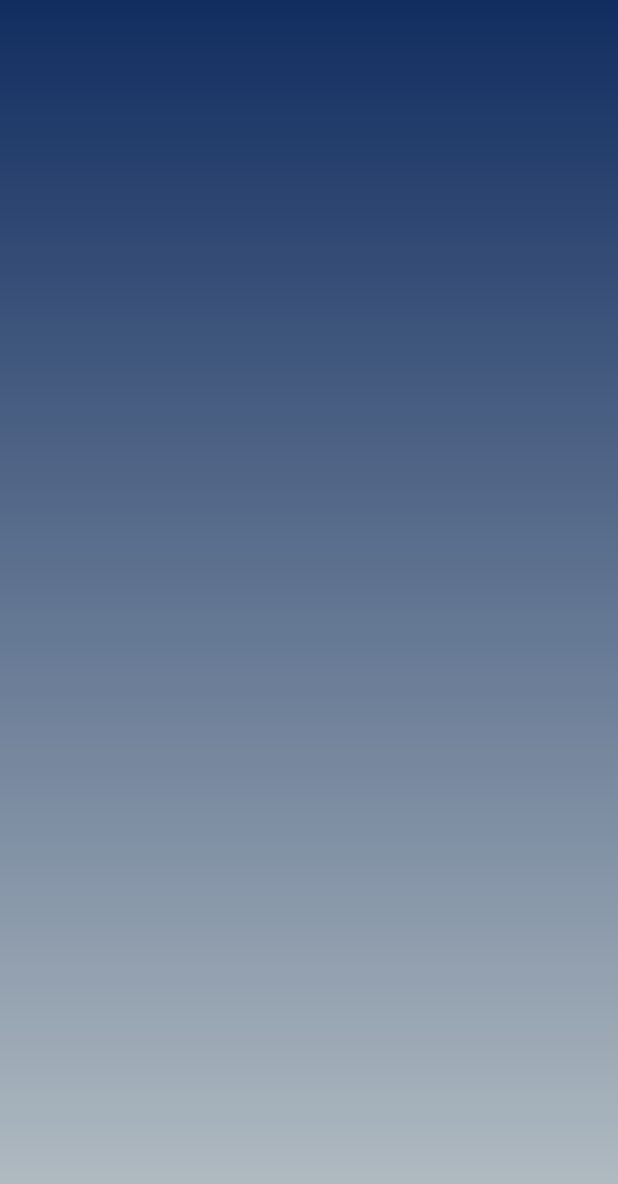
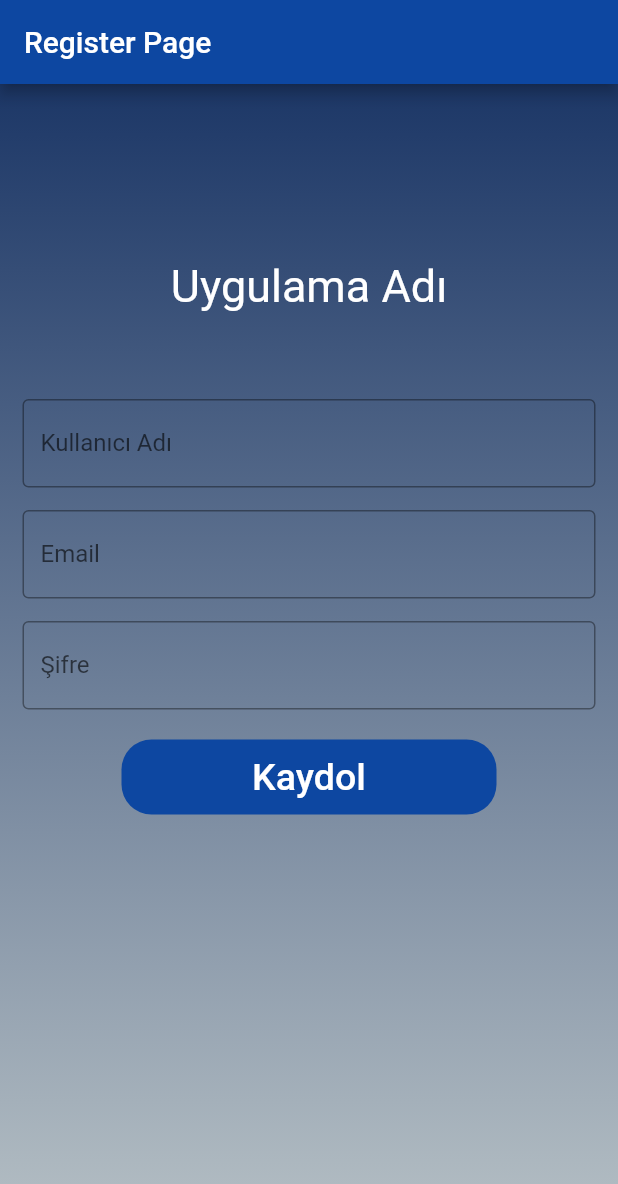
Before and after one commit to bernademir/Movie-Fragment, a Flutter app: the RegisterView screen opened directly, on a phone screen of 412 x 824 dp. Shown: the top 1184 px of the screen. Run offline on Flutter 3.47's test engine with Material 2 defaults, Android fonts, the light colour scheme and no system bars.

Commit message:
Register Page

```diff
--- a/lib/main.dart
+++ b/lib/main.dart
@@ -2,6 +2,7 @@
 import 'package:movie_fragment/ui/view/homePageView.dart';
 import 'package:movie_fragment/ui/view/movieDetailView.dart';
 import 'package:movie_fragment/ui/view/loginView.dart';
+import 'package:movie_fragment/ui/view/registerView.dart';
 
 void main() {
   runApp(MyApp());
@@ -13,7 +14,7 @@
     return MaterialApp(
       debugShowCheckedModeBanner: false,
       title: 'Flutter Demo',
-      home: LoginView(),
+      home: RegisterView(),
     );
   }
 }
--- a/lib/ui/view/registerView.dart
+++ b/lib/ui/view/registerView.dart
@@ -9,12 +9,85 @@
 }
 
 class _RegisterViewState extends State<RegisterView> {
-  @override
+   @override
   Widget build(BuildContext context) {
     return ContainerGradient.bgGradient(
       Scaffold(
-        backgroundColor: Colors.transparent,
+      backgroundColor: Colors.transparent,
+      appBar: AppBar(
+        title: Text("Register Page"),
+        backgroundColor: Colors.blue.shade900,
       ),
+      body: SingleChildScrollView(
+        child: Column(
+          children: <Widget>[
+            Padding(
+              padding: const EdgeInsets.only(top: 60.0),
+              child: Center(
+                child: Container(
+                    width: 200,
+                    height: 150,
+                    child: Center(
+                      child: Text(
+                        "Uygulama Adı",
+                        style: TextStyle(color: Colors.white, fontSize: 30),
+                      )
+                    ),
+                  ),
+              ),
+            ),
+            Padding(
+              padding: EdgeInsets.symmetric(horizontal: 15),
+              child: TextField(
+                decoration: InputDecoration(
+                    border: OutlineInputBorder(),
+                    labelText: 'Kullanıcı Adı',
+                    hintText: 'Kullanıcı Adı'
+                  ),
+              ),
+            ),
+            Padding(
+              padding: const EdgeInsets.only(
+                  left: 15.0, right: 15.0, top: 15, bottom: 0),
+              child: TextField(
+                obscureText: true,
+                decoration: InputDecoration(
+                    border: OutlineInputBorder(),
+                    labelText: 'Email',
+                    hintText: 'Email'
+                  )
+              ),
+            ),
+            Padding(
+              padding: const EdgeInsets.only(
+                  left: 15.0, right: 15.0, top: 15, bottom: 20),
+              child: TextField(
+                obscureText: true,
+                decoration: InputDecoration(
+                    border: OutlineInputBorder(),
+                    labelText: 'Şifre',
+                    hintText: 'Şifre'
+                  )
+              ),
+            ),
+            Container(
+              height: 50,
+              width: 250,
+              decoration: BoxDecoration(
+                  color: Colors.blue.shade900, borderRadius: BorderRadius.circular(20)),
+              child: TextButton(
+                onPressed: () => {},
+                child: Text(
+                  'Kaydol',
+                  style: TextStyle(color: Colors.white, fontSize: 25),
+                ),
+              ),
+            ),
+
+          ],
+        ),
+      ),
+    )
     );
   }
 }
```
